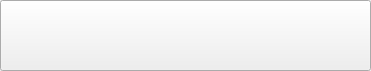
Old version of the form gui/form.ui in the repository quanpcm/BASIC-TO-DO.
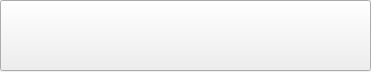
New version of the form.

Diff of the .ui file:
```diff
--- a/gui/form.ui
+++ b/gui/form.ui
@@ -7,9 +7,15 @@
     <x>0</x>
     <y>0</y>
     <width>371</width>
-    <height>71</height>
+    <height>72</height>
    </rect>
   </property>
+  <property name="minimumSize">
+   <size>
+    <width>0</width>
+    <height>72</height>
+   </size>
+  </property>
   <property name="windowTitle">
    <string>Form</string>
   </property>
```
Left out of the diff: 7 changed lines with no effect on the pictures.
